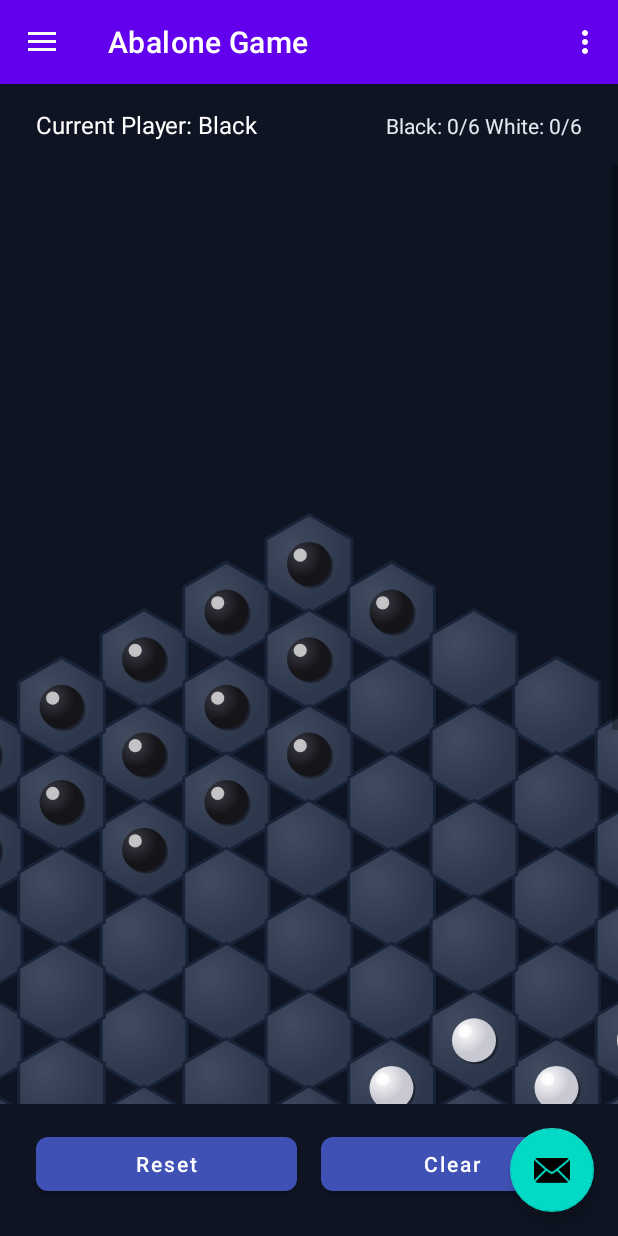
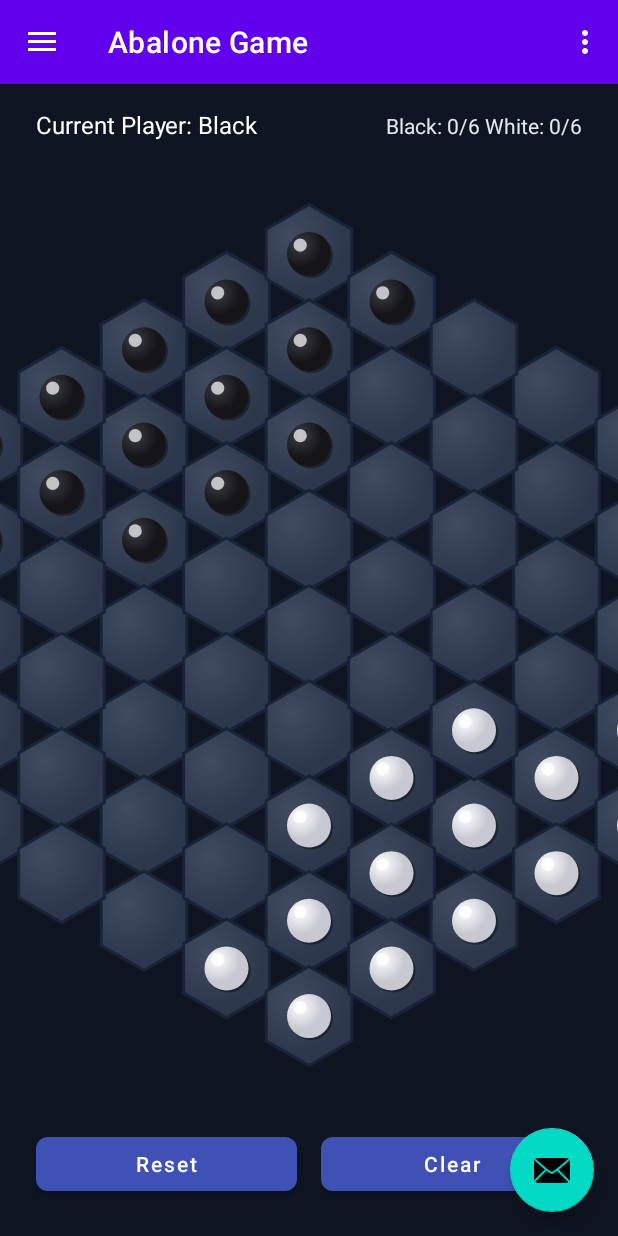
Before and after one commit to pepperonas/HexPulse, an Android app: the screen it shows after launch (MainActivity), after a tap on "Player vs Player", on a phone screen of 412 x 824 dp. Run offline under Robolectric (Android 15) with nearby library versions, the phone set to English and light mode, and no system bars; our stand-ins replace navigation-ui.

Commit message:
- improved gui

```diff
--- a/app/src/main/java/io/celox/hexpulse/ui/gallery/GalleryFragment.java
+++ b/app/src/main/java/io/celox/hexpulse/ui/gallery/GalleryFragment.java
@@ -433,9 +433,6 @@ public class GalleryFragment extends Fragment implements HexagonalBoardView.Boar
     private void executeOpponentMove(JSONObject moveData) throws JSONException {
         android.util.Log.d("GalleryFragment", "executeOpponentMove - START");
 
-        // BIG FAT TOAST TO SEE IF THIS IS CALLED
-        Toast.makeText(getContext(), "🔥 OPPONENT MOVE RECEIVED! 🔥", Toast.LENGTH_LONG).show();
-
         android.util.Log.d("GalleryFragment", "executeOpponentMove - moveData: " + moveData);
 
         // Parse the move and execute it on our local game
--- a/app/src/main/res/layout/fragment_gallery.xml
+++ b/app/src/main/res/layout/fragment_gallery.xml
@@ -40,9 +40,9 @@
 
     </LinearLayout>
 
-    <!-- Hexagonal Board -->
-    <ScrollView
-        android:layout_width="match_parent"
+    <!-- Hexagonal Board Container -->
+    <FrameLayout
+        android:layout_width="0dp"
         android:layout_height="0dp"
         android:layout_marginTop="8dp"
         android:layout_marginBottom="8dp"
@@ -51,18 +51,13 @@
         app:layout_constraintStart_toStartOf="parent"
         app:layout_constraintTop_toBottomOf="@+id/game_info_bar">
 
-        <HorizontalScrollView
+        <io.celox.hexpulse.ui.views.HexagonalBoardView
+            android:id="@+id/hexagonal_board"
             android:layout_width="match_parent"
-            android:layout_height="wrap_content">
+            android:layout_height="match_parent"
+            android:layout_gravity="center" />
 
-            <io.celox.hexpulse.ui.views.HexagonalBoardView
-                android:id="@+id/hexagonal_board"
-                android:layout_width="wrap_content"
-                android:layout_height="wrap_content"
-                android:layout_gravity="center" />
-
-        </HorizontalScrollView>
-    </ScrollView>
+    </FrameLayout>
 
     <!-- Game Controls -->
     <LinearLayout
```
